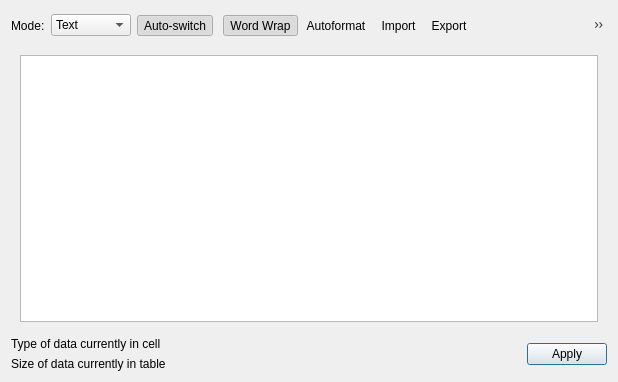
First picture: the form in src/EditDialog.ui, repository sqlitebrowser/sqlitebrowser, before the edit.
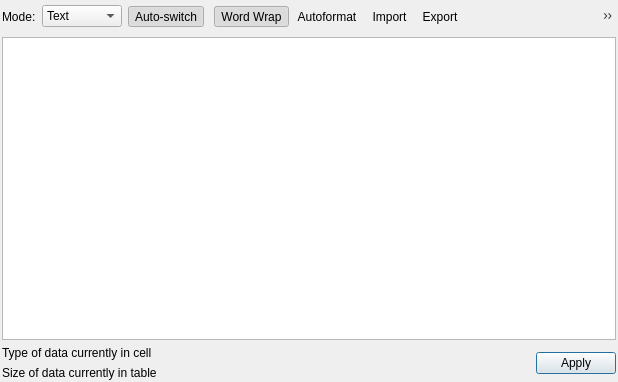
Second picture: the form after the edit. The open tabs and pages were chosen to show the change. Icons and pictures are not drawn.

Commit message:
Reduce margin in docks
Reduce the margins in the layouts of the dock widgets in the main window
a bit. This reduces the amount of wasted screen space.

See issue #2299.

Patch:
```diff
--- a/src/EditDialog.ui
+++ b/src/EditDialog.ui
@@ -17,6 +17,18 @@
    <string>This area displays information about the data present in this database cell</string>
   </property>
   <layout class="QVBoxLayout" name="verticalLayout_5">
+   <property name="leftMargin">
+    <number>2</number>
+   </property>
+   <property name="topMargin">
+    <number>2</number>
+   </property>
+   <property name="rightMargin">
+    <number>2</number>
+   </property>
+   <property name="bottomMargin">
+    <number>2</number>
+   </property>
    <item>
     <layout class="QHBoxLayout" name="horizontalLayout">
      <item>
@@ -146,6 +158,18 @@
      </widget>
      <widget class="QWidget" name="rtlVerticalLayout">
       <layout class="QVBoxLayout" name="verticalLayout_3">
+       <property name="leftMargin">
+        <number>0</number>
+       </property>
+       <property name="topMargin">
+        <number>0</number>
+       </property>
+       <property name="rightMargin">
+        <number>0</number>
+       </property>
+       <property name="bottomMargin">
+        <number>0</number>
+       </property>
        <item>
         <widget class="QTextEdit" name="qtEdit">
          <property name="font">
```
The commit also changes 3 other files.
